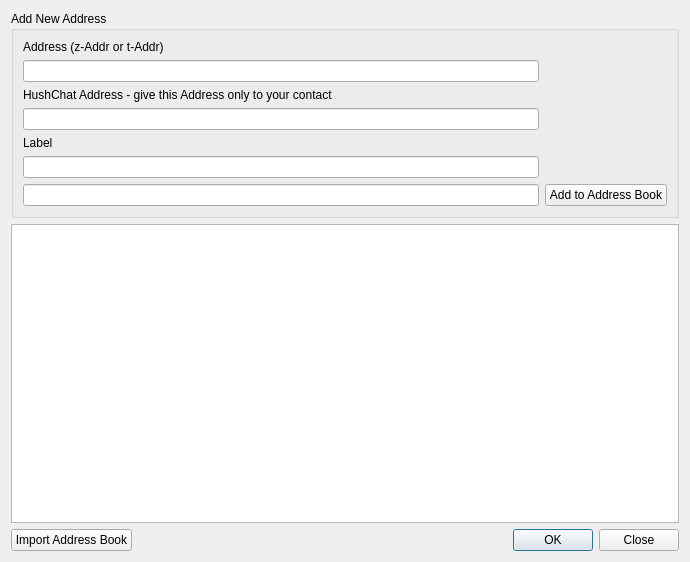
Old version of the form src/addressbook.ui in the repository jahway603/SilentDragonLite.
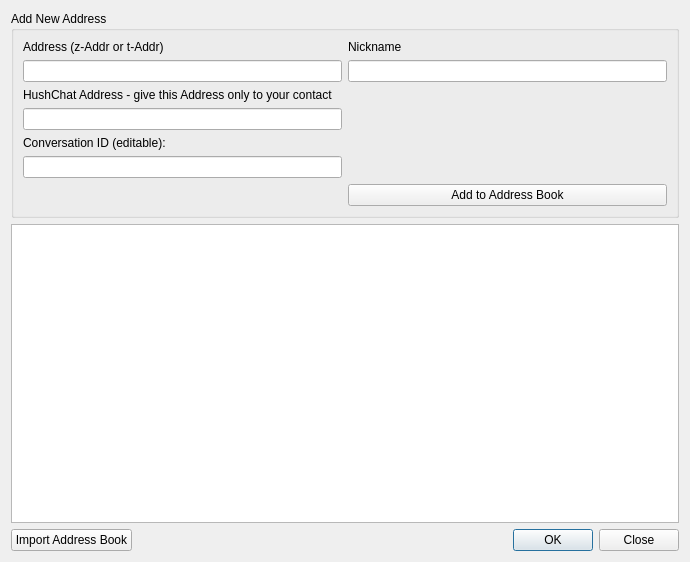
New version of the form.

Commit message: create a cid in addressbook but make it editable for the beginning

Diff of the .ui file:
```diff
--- a/src/addressbook.ui
+++ b/src/addressbook.ui
@@ -27,9 +27,23 @@
         </property>
        </widget>
       </item>
+      <item row="0" column="1">
+       <widget class="QLabel" name="label_2">
+        <property name="text">
+         <string>Nickname</string>
+        </property>
+       </widget>
+      </item>
       <item row="1" column="0">
        <widget class="QLineEdit" name="addr"/>
       </item>
+      <item row="1" column="1">
+       <widget class="QLineEdit" name="label">
+        <property name="maxLength">
+         <number>40</number>
+        </property>
+       </widget>
+      </item>
       <item row="2" column="0">
        <widget class="QLabel" name="label_3">
         <property name="text">
@@ -41,20 +55,13 @@
        <widget class="QLineEdit" name="addr_chat"/>
       </item>
       <item row="4" column="0">
-       <widget class="QLabel" name="label_2">
+       <widget class="QLabel" name="label_4">
         <property name="text">
-         <string>Label</string>
+         <string>&lt;html&gt;&lt;head/&gt;&lt;body&gt;&lt;p&gt;Conversation ID (editable):&lt;/p&gt;&lt;/body&gt;&lt;/html&gt;</string>
         </property>
        </widget>
       </item>
       <item row="5" column="0">
-       <widget class="QLineEdit" name="label">
-        <property name="maxLength">
-         <number>40</number>
-        </property>
-       </widget>
-      </item>
-      <item row="6" column="0">
        <widget class="QLineEdit" name="cid"/>
       </item>
       <item row="6" column="1">
```
The commit also changes 3 other files.
